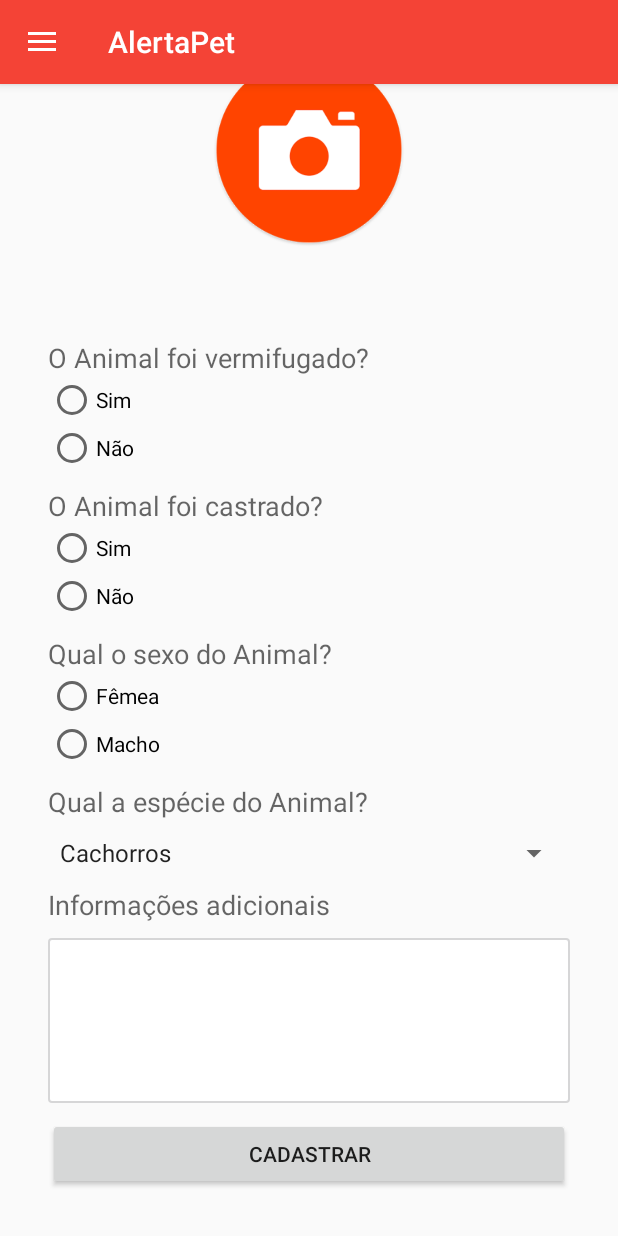
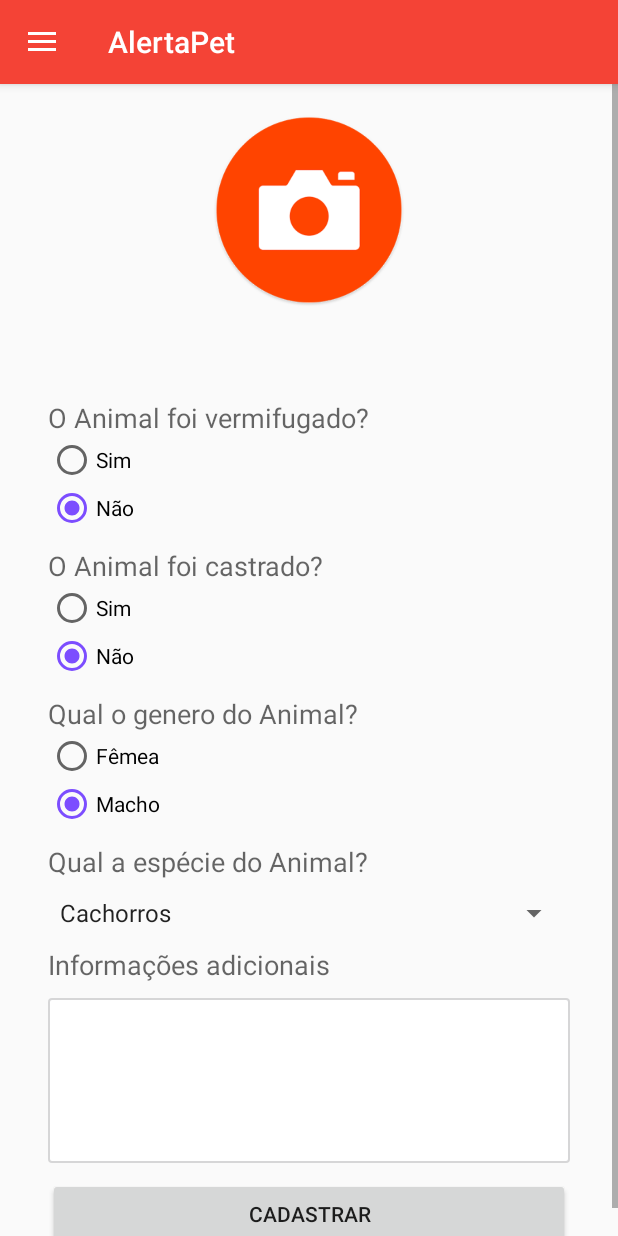
Before and after one commit to Riunjaku/Projeto_AlertaPet, an Android app: the MainActivity screen opened directly, with no data from a screen before it, in the side drawer, after a tap on "Registrar animais", on a phone screen of 412 x 824 dp. Run offline under Robolectric (Android 15) with nearby library versions, the light colour scheme and no system bars; 2 statements that could not run were skipped.

Commit message:
adicionado classe animal, feito o codigo sem banco de dados do cadastro de animal

```diff
--- a/app/src/main/java/com/aniharu/alertapet/RegistrarAnimaisFragment.java
+++ b/app/src/main/java/com/aniharu/alertapet/RegistrarAnimaisFragment.java
@@ -10,7 +10,11 @@ import android.view.ViewGroup;
 import android.widget.Button;
 import android.widget.EditText;
 import android.widget.ImageView;
+import android.widget.RadioButton;
+import android.widget.RadioGroup;
 import android.widget.Spinner;
+
+import com.aniharu.alertapet.Classes.Animal;
 
 
 /**
@@ -20,10 +24,12 @@ public class RegistrarAnimaisFragment extends Fragment {
 
 
 
-    View mView;
-    ImageView mImageView;
-    Spinner mSpinner;
-    EditText mInfoAdicional;
+    String valorVermifugado;
+    String valorCastrado;
+    String especieSelecionado;
+    String valorGenero;
+    String valorInfoAdicional;
+    Byte[] valorImage;
 
     public RegistrarAnimaisFragment() {
         // Required empty public constructor
@@ -41,21 +47,110 @@ public class RegistrarAnimaisFragment extends Fragment {
     public void onViewCreated(View view, Bundle savedInstanceState) {
         super.onViewCreated(view, savedInstanceState);
 
-        mView = view.findViewById(R.id.fragAnimal);
-        mView.onCreate(savedInstanceState);
-        final ImageView mImageView = (ImageView) mView.findViewById(R.id.imageview_default_picture);
-        //ver como pegar o valor do radio group
-        final Spinner mSpinner = (Spinner) mView.findViewById(R.id.SpinnerEspecie);
-        final EditText mInfoAdicional = (EditText) mView.findViewById(R.id.infoAdicionais);
-        Button mCadastrar = (Button) mView.findViewById(R.id.btnCadastrar);
+        final ImageView mImageView = (ImageView) view.findViewById(R.id.imageview_default_picture);
+
+        final Spinner mSpinner = (Spinner) view.findViewById(R.id.SpinnerEspecie);
+
+        final EditText mInfoAdicional = (EditText) view.findViewById(R.id.infoAdicionais);
+
+        //RadioGroup vermifugado
+        final RadioGroup mRadiogroup_vermifugado = (RadioGroup) view.findViewById(R.id.radiogroup_vermifugado);
+        final RadioButton mRadioButtonVermifugadoS = (RadioButton) view.findViewById(R.id.radiobutton_vermifugado_sim);
+        final RadioButton mRadioButtonVermifugadoN = (RadioButton) view.findViewById(R.id.radiobutton_vermifugado_nao);
+
+        //RadioGroup castrado
+        final RadioGroup mRadioGroup_castrado = (RadioGroup) view.findViewById(R.id.radiogroup_castrado);
+        final RadioButton mRadioButtonCastradoS = (RadioButton) view.findViewById(R.id.radiobutton_castrado_sim);
+        final RadioButton mRadioButtonCastradoN = (RadioButton) view.findViewById(R.id.radiobutton_castrado_nao);
+
+        //RadioGroup genero
+        final RadioGroup mRadioGroup_genero = (RadioGroup) view.findViewById(R.id.radiogroup_genero);
+        final RadioButton mRadioButtonGeneroF = (RadioButton) view.findViewById(R.id.radiobutton_genero_fem);
+        final RadioButton mRadioButtonGeneroM = (RadioButton) view.findViewById(R.id.radiobutton_genero_masc);
+
+        Button mCadastrar = (Button) view.findViewById(R.id.btnCadastrar);
         mCadastrar.setOnClickListener(new View.OnClickListener() {
             @Override
             public void onClick(View view) {
-                String itemselecionado = mSpinner.getSelectedItem().toString();
+                especieSelecionado = mSpinner.getSelectedItem().toString();
+                valorInfoAdicional = mInfoAdicional.getText().toString();
+                //valorImage = mImageView.
 
-                Log.i("123", itemselecionado);
+                //salvar o resultado desse metodo no banco de dados e abrir o preview desse animal
+                criarAnimal();
+                previewAnimal(criarAnimal());
+
+                Log.i("123", especieSelecionado);
             }
         });
+
+        mRadiogroup_vermifugado.setOnCheckedChangeListener(new RadioGroup.OnCheckedChangeListener()
+        {
+            @Override
+            public void onCheckedChanged(RadioGroup group, int checkedId) {
+                if(checkedId == R.id.radiobutton_vermifugado_sim){
+                    valorVermifugado = mRadioButtonVermifugadoS.getText().toString();
+                }
+                if (checkedId == R.id.radiobutton_vermifugado_nao){
+                    valorVermifugado = mRadioButtonVermifugadoN.getText().toString();
+                }
+                Log.i("valorVermifugado", valorVermifugado);
+            }
+        });
+
+        mRadioGroup_castrado.setOnCheckedChangeListener(new RadioGroup.OnCheckedChangeListener()
+        {
+            @Override
+            public void onCheckedChanged(RadioGroup group, int checkedId) {
+                if(checkedId == R.id.radiobutton_castrado_sim){
+                    valorCastrado = mRadioButtonCastradoS.getText().toString();
+                }
+                if (checkedId == R.id.radiobutton_castrado_nao){
+                    valorCastrado = mRadioButtonCastradoN .getText().toString();
+                }
+                Log.i("valorCastrado", valorCastrado);
+            }
+        });
+
+        mRadioGroup_genero.setOnCheckedChangeListener(new RadioGroup.OnCheckedChangeListener()
+        {
+            @Override
+            public void onCheckedChanged(RadioGroup group, int checkedId) {
+                if(checkedId == R.id.radiobutton_genero_fem){
+                    valorGenero = mRadioButtonGeneroF.getText().toString();
+                }
+                if (checkedId == R.id.radiobutton_genero_masc){
+                    valorGenero = mRadioButtonGeneroM .getText().toString();
+                }
+                Log.i("valorGenero", valorGenero);
+            }
+        });
+    }
+
+    public Animal criarAnimal()
+    {
+        Animal animal = new Animal();
+
+        animal.vermifugado = valorVermifugado;
+        animal.castrado = valorCastrado;
+        animal.especie = especieSelecionado;
+        animal.genero = valorGenero;
+        animal.infoAdicional = valorInfoAdicional;
+        animal.imagem = valorImage;
+
+        return animal;
+    }
+
+    public void previewAnimal(Animal animal)
+    {
+        Bundle args = new Bundle();
+        args.putSerializable("Animal", animal);
+        ConfigFragment fragment = new ConfigFragment();
+        fragment.setArguments(args);
+        getFragmentManager()
+                .beginTransaction()
+                .replace(R.id.fragment_container, fragment,"RegistrarAnimal")
+                .addToBackStack("RegistrarAnimal").commit();
     }
 
 
--- a/app/src/main/res/layout/app_bar_main.xml
+++ b/app/src/main/res/layout/app_bar_main.xml
@@ -23,7 +23,7 @@
     <FrameLayout
         android:id="@+id/fragment_container"
         android:layout_width="match_parent"
-        android:layout_height="match_parent">
+        android:layout_height="wrap_content">
 
     </FrameLayout>
 
--- a/app/src/main/res/layout/fragment_registrar_animais.xml
+++ b/app/src/main/res/layout/fragment_registrar_animais.xml
@@ -1,5 +1,10 @@
 <?xml version="1.0" encoding="utf-8"?>
-
+<FrameLayout xmlns:android="http://schemas.android.com/apk/res/android"
+    xmlns:app="http://schemas.android.com/apk/res-auto"
+    xmlns:tools="http://schemas.android.com/tools"
+    android:layout_width="match_parent"
+    android:layout_height="match_parent"
+    tools:context="com.aniharu.alertapet.RegistrarAnimaisFragment">
 
 
     <ScrollView
@@ -7,25 +12,26 @@
         android:id="@+id/ScrollView01"
         android:layout_width="match_parent"
         android:layout_height="match_parent"
+        android:layout_marginTop="40dp"
         android:scrollbars="vertical">
         <LinearLayout
             android:layout_width="match_parent"
             android:orientation="vertical"
-            android:layout_height="wrap_content"
+            android:layout_height="match_parent"
             android:id="@+id/fragAnimal">
 
             <!--Put form controls here-->
             <ImageView
 
+                android:id="@+id/imageview_default_picture"
                 android:layout_width="match_parent"
                 android:layout_height="200dp"
-                android:id="@+id/imageview_default_picture"
+                android:layout_marginBottom="16dp"
                 android:adjustViewBounds="true"
                 android:contentDescription="@string/contentImageDescription"
+                android:cropToPadding="false"
                 android:padding="32dp"
-                android:src="@drawable/ic_up_image"
-                android:layout_marginBottom="16dp"
-                />
+                android:src="@drawable/ic_up_image" />
 
             <TextView
                 android:layout_width="wrap_content"
@@ -58,6 +64,7 @@
                     android:id="@+id/radiobutton_vermifugado_nao"
                     android:layout_width="wrap_content"
                     android:layout_height="wrap_content"
+                    android:checked="true"
                     android:text="@string/radio_nao"/>
 
 
@@ -94,6 +101,7 @@
                     android:id="@+id/radiobutton_castrado_nao"
                     android:layout_width="wrap_content"
                     android:layout_height="wrap_content"
+                    android:checked="true"
                     android:text="@string/radio_nao"/>
 
 
@@ -130,6 +138,7 @@
                     android:id="@+id/radiobutton_genero_masc"
                     android:layout_width="wrap_content"
                     android:layout_height="wrap_content"
+                    android:checked="true"
                     android:text="@string/radio_m"/>
 
 
@@ -201,3 +210,5 @@
 
         </LinearLayout>
     </ScrollView>
+
+</FrameLayout>
--- a/app/src/main/res/values/strings.xml
+++ b/app/src/main/res/values/strings.xml
@@ -8,7 +8,7 @@
     <!--Labels-->
     <string name="labelVermifugado">O Animal foi vermifugado?</string>
     <string name="labelCastrado">O Animal foi castrado?</string>
-    <string name="labelGenero">Qual o sexo do Animal?</string>
+    <string name="labelGenero">Qual o genero do Animal?</string>
     <string name="labelEspecie">Qual a espécie do Animal?</string>
     <string name="labelAdicionais">Informações adicionais</string>
     <string name="spinnerEspecieLabel">Espécie</string>
```
Also changed, not shown: app/src/main/java/com/aniharu/alertapet/Classes/Animal.java (+8 -7 lines), app/src/main/java/com/aniharu/alertapet/PreviewAnimalFragment.java (added, +34 -0 lines), app/src/main/res/layout/fragment_preview_animal.xml (added, +70 -0 lines), app/src/main/res/drawable/placeholder.png, app/src/main/res/drawable/placeholder_imagesize.png (added).
